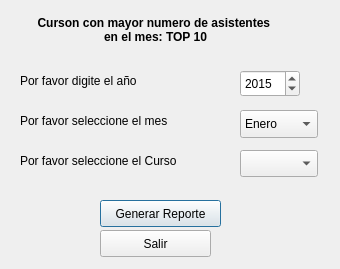
Old version of the form SGC/Vista/estudiantes_dpto.ui in the repository fernandosanchez1128/SGC.
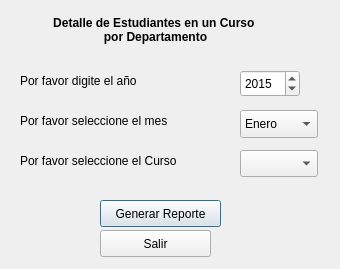
New version of the form.

Patch:
```diff
--- a/SGC/Vista/estudiantes_dpto.ui
+++ b/SGC/Vista/estudiantes_dpto.ui
@@ -29,8 +29,8 @@
     </font>
    </property>
    <property name="text">
-    <string>&lt;center&gt;Curson con mayor numero de asistentes 
-&lt;center&gt;en el mes: TOP 10</string>
+    <string>&lt;center&gt;Detalle de Estudiantes en un Curso
+&lt;center&gt;por Departamento</string>
    </property>
   </widget>
   <widget class="QLabel" name="label_2">
```
